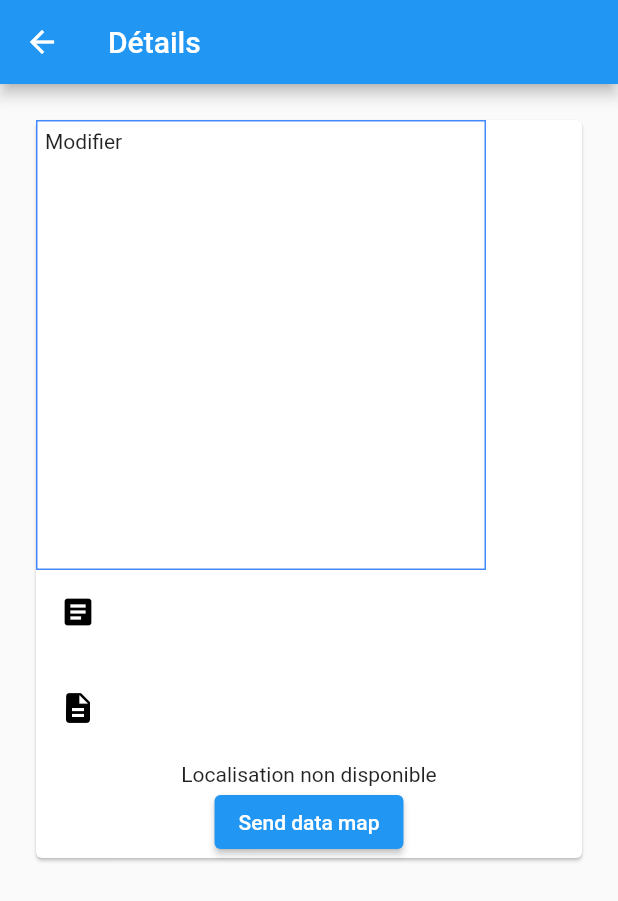
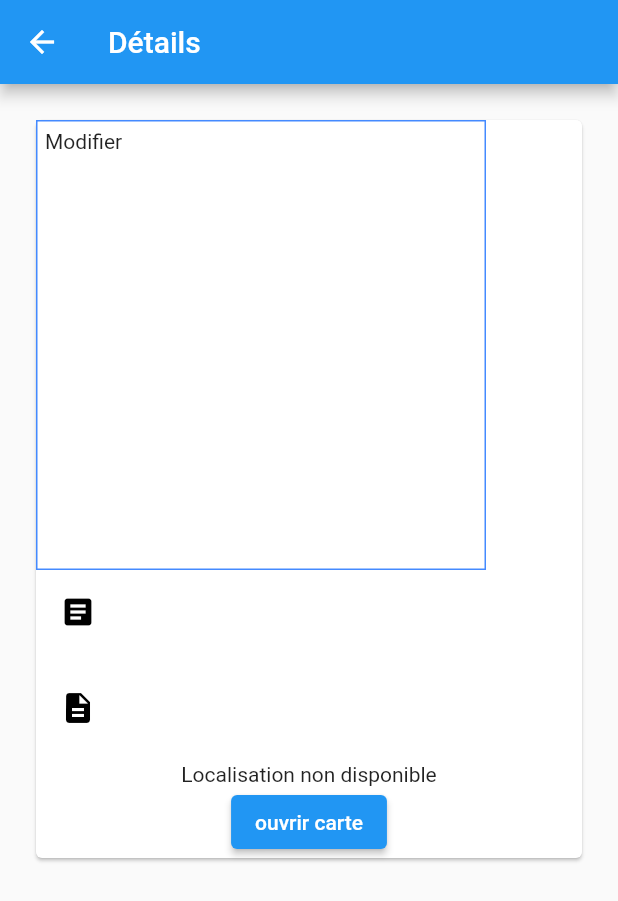
Before and after one commit to QuentFlo/expressorder, a Flutter app: the MyInfoPage screen opened directly with empty values, on a phone screen of 412 x 824 dp. Shown: the top 901 px of the screen. Run offline on Flutter 3.47's test engine with Material 2 defaults, Android fonts, the phone set to English and light mode, and no system bars; our stand-ins replace cloud_firestore, firebase_auth, firebase_core, firebase_storage, flutter_map, get and 3 more; accounts and stored records are empty.

Commit message:
finish map

```diff
--- a/express_order/lib/user/info_user.dart
+++ b/express_order/lib/user/info_user.dart
@@ -19,10 +19,13 @@ class _MyInfoPageState extends State<MyInfoPage> {
   String? recipe;
   TextEditingController? nameInputController;
   TextEditingController? recipeInputController;
+  TextEditingController? longitudeInputController;
+  TextEditingController? latitudeController;
 
   Location location = Location();
     LocationData? locationData;
   LocationData? _Location;
+  LocationData? _location2;
 
   getLocation() async {
 
@@ -81,7 +84,12 @@ class _MyInfoPageState extends State<MyInfoPage> {
         TextEditingController(text: widget.ds["item"]);
     nameInputController =
         TextEditingController(text: widget.ds["name"]);
+    longitudeInputController =
+        TextEditingController(text: widget.ds["longitude"]);
+    latitudeController =
+        TextEditingController(text: widget.ds["latitude"]);
     productImage = widget.ds["image"];
+
     locationhard();
 
   }
@@ -141,10 +149,10 @@ class _MyInfoPageState extends State<MyInfoPage> {
                   onPressed: () {
                     Navigator.push(context,
                       MaterialPageRoute(
-                        builder: (context) => MyMap (location: _Location,))
+                        builder: (context) => MyMap (location: _Location, longitude: double.parse(widget.ds["longitude"]), latitude: double.parse(widget.ds["latitude"]),))
                     );
                   },
-                  child: const Text('Send data map'),
+                  child: const Text('ouvrir carte'),
                   )
                 //Text(_Location!.latitude.toString() + "   " + _Location!.longitude.toString())
               ],
```
Also changed, not shown: express_order/lib/controllers/additems_controller.dart (+14 -1 lines), express_order/lib/controllers/map_controller.dart (+7 -6 lines), express_order/lib/pages/map.dart (+27 -7 lines), express_order/lib/user/add_items.dart (+8 -1 lines), express_order/images/icons8-male-user-48.png (added), express_order/images/profdddil.png (added), express_order/images/seller.svg (added), express_order/images/user-profile.svg (added).
